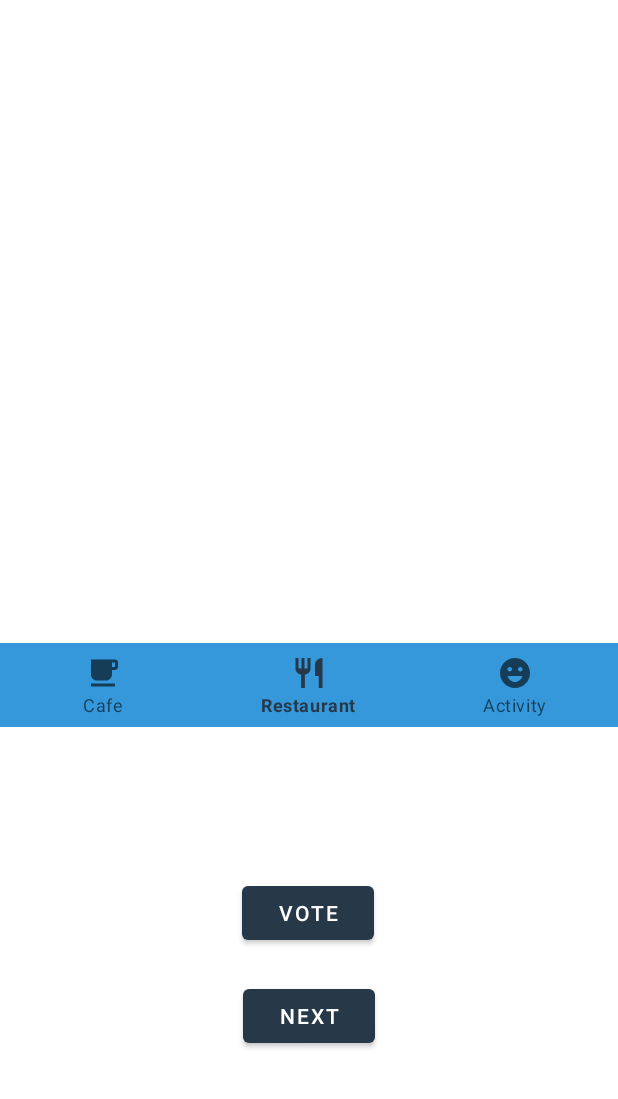
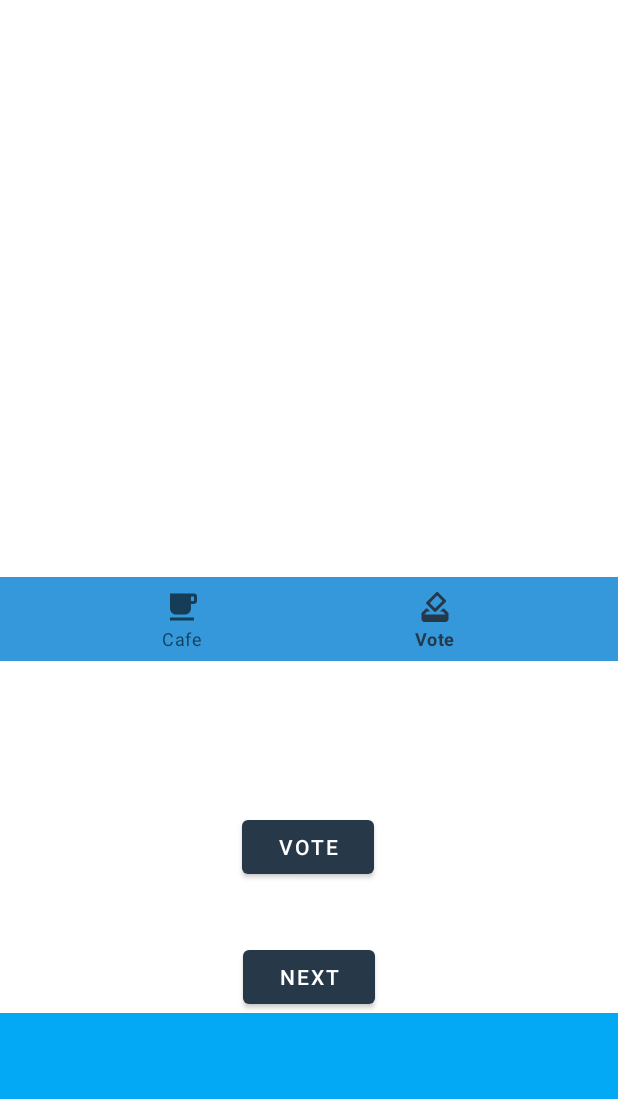
Before and after one commit to Capstone-Medium-Distance-App/Capstone-MDA-Android, an Android app: the fragment LocationMainFragment placed in its activity, item 2 of the bottom bar chosen, on a phone screen of 412 x 824 dp, the part 137-1236 px from its top. Run offline under Robolectric (Android 15) with nearby library versions, the light colour scheme and no system bars; libraries missing offline, so code that uses them is left out: com.google.maps.android, com.karumi.dexter.

Commit message:
ADD : MainView & MainVote && Update : mainFragment에 화면 바텀내비추가

```diff
--- a/app/src/main/java/com/example/capstonedesign/MainActivity.java
+++ b/app/src/main/java/com/example/capstonedesign/MainActivity.java
@@ -32,11 +32,7 @@ public class MainActivity extends AppCompatActivity {
 
         bottomNavigationView.setOnNavigationItemSelectedListener(new ItemSelectedListener());
     }
-    public void replaceFragment(Fragment fragment) {
-        FragmentManager fragmentManager = getSupportFragmentManager();
-        FragmentTransaction fragmentTransaction = fragmentManager.beginTransaction();
-        fragmentTransaction.replace(R.id.frameLayout, fragment).commit();      // Fragment로 사용할 MainActivity내의 layout공간을 선택합니다.
-    }
+
     class ItemSelectedListener implements BottomNavigationView.OnNavigationItemSelectedListener{
         @Override
         public boolean onNavigationItemSelected(@NonNull MenuItem menuItem) {
@@ -60,4 +56,9 @@ public class MainActivity extends AppCompatActivity {
             return true;
         }
     }
+    public void replaceFragment(Fragment fragment) {
+        FragmentManager fragmentManager = getSupportFragmentManager();
+        FragmentTransaction fragmentTransaction = fragmentManager.beginTransaction();
+        fragmentTransaction.replace(R.id.frameLayout, fragment).commit();      // Fragment로 사용할 MainActivity내의 layout공간을 선택합니다.
+    }
 }
--- a/app/src/main/java/com/example/capstonedesign/mainFeature/LocationMainFragment.java
+++ b/app/src/main/java/com/example/capstonedesign/mainFeature/LocationMainFragment.java
@@ -27,7 +27,11 @@ import androidx.appcompat.widget.Toolbar;
 import androidx.core.app.ActivityCompat;
 import androidx.core.content.ContextCompat;
 import androidx.fragment.app.Fragment;
+import androidx.fragment.app.FragmentManager;
+import androidx.fragment.app.FragmentTransaction;
 
+import com.example.capstonedesign.CalendarFragment;
+import com.example.capstonedesign.MainActivity;
 import com.example.capstonedesign.R;
 import com.example.capstonedesign.Retrofit.DTO.userEnter;
 import com.example.capstonedesign.Retrofit.MainFlowService;
@@ -42,6 +46,7 @@ import com.google.android.gms.maps.model.LatLng;
 import com.google.android.gms.maps.model.MarkerOptions;
 import com.google.android.gms.maps.model.Polyline;
 import com.google.android.gms.maps.model.PolylineOptions;
+import com.google.android.material.bottomnavigation.BottomNavigationView;
 import com.google.gson.Gson;
 import com.google.gson.GsonBuilder;
 import com.google.maps.android.ui.IconGenerator;
@@ -60,7 +65,8 @@ import retrofit2.converter.gson.GsonConverterFactory;
 
 public class LocationMainFragment extends Fragment implements OnMapReadyCallback,TaskLoadedCallback,LocationListener {
 
-
+    private LocationMainViewFragment fragmentView = new LocationMainViewFragment();
+    private LocationMainVoteFragment fragmentVote = new LocationMainVoteFragment();
     private GoogleMap googleMap;
     private Retrofit retrofit;
     private MapView mapView;
@@ -81,11 +87,41 @@ public class LocationMainFragment extends Fragment implements OnMapReadyCallback
         return fragment;
     }
 
+    class ItemSelectedListener implements BottomNavigationView.OnNavigationItemSelectedListener{
+        @Override
+        public boolean onNavigationItemSelected(@NonNull MenuItem menuItem) {
+            FragmentTransaction transaction = getChildFragmentManager().beginTransaction();
+
+            switch(menuItem.getItemId())
+            {
+                case R.id.cafe:
+                    Toast.makeText(getActivity(),"CCCCCCCCC",Toast.LENGTH_SHORT).show();
+                    transaction.replace(R.id.main_location_FrameLayout, fragmentView);
+                    transaction.commit();
+                    break;
+                case R.id.vote:
+                    transaction.replace(R.id.main_location_FrameLayout, fragmentVote);
+                    transaction.commit();
+                    break;
+            }
+            return true;
+        }
+    }
     @Override
     public View onCreateView(LayoutInflater inflater, ViewGroup container, Bundle savedInstanceState) {
 
+
+
         ViewGroup rootView = (ViewGroup) inflater.inflate(R.layout.fragment_location_main, container, false);
-         txt_ex2 = new TextView(getContext());
+
+        BottomNavigationView bottomNavigationView = rootView.findViewById(R.id.bottomNavi_main_location);
+        FragmentTransaction transaction = getChildFragmentManager().beginTransaction();
+        transaction.replace(R.id.main_location_FrameLayout, fragmentView);
+        transaction.commit();
+        bottomNavigationView.setOnNavigationItemSelectedListener(new ItemSelectedListener());
+
+
+        txt_ex2 = new TextView(getContext());
         txt_ex2.setText("승원이네야");
         SupportMapFragment mapFragment = (SupportMapFragment) this.getChildFragmentManager()
                 .findFragmentById(R.id.mapView);
--- /dev/null
+++ b/app/src/main/java/com/example/capstonedesign/mainFeature/LocationMainViewFragment.java
@@ -0,0 +1,26 @@
+package com.example.capstonedesign.mainFeature;
+
+import android.os.Bundle;
+
+import androidx.fragment.app.Fragment;
+
+import android.view.LayoutInflater;
+import android.view.View;
+import android.view.ViewGroup;
+
+import com.example.capstonedesign.R;
+
+
+public class LocationMainViewFragment extends Fragment {
+
+    public LocationMainViewFragment() {
+    }
+
+    @Override
+    public View onCreateView(LayoutInflater inflater, ViewGroup container,
+                             Bundle savedInstanceState) {
+        ViewGroup rootView = (ViewGroup) inflater.inflate(R.layout.fragment_location_main_view, container, false);
+
+        return rootView;
+    }
+}
--- /dev/null
+++ b/app/src/main/java/com/example/capstonedesign/mainFeature/LocationMainVoteFragment.java
@@ -0,0 +1,28 @@
+package com.example.capstonedesign.mainFeature;
+
+import android.os.Bundle;
+
+import androidx.fragment.app.Fragment;
+
+import android.view.LayoutInflater;
+import android.view.View;
+import android.view.ViewGroup;
+
+import com.example.capstonedesign.R;
+
+
+public class LocationMainVoteFragment extends Fragment {
+
+
+
+    public LocationMainVoteFragment() { }
+
+
+
+    @Override
+    public View onCreateView(LayoutInflater inflater, ViewGroup container, Bundle savedInstanceState) {
+        ViewGroup rootView = (ViewGroup) inflater.inflate(R.layout.fragment_location_main_vote, container, false);
+
+        return rootView;
+    }
+}
--- /dev/null
+++ b/app/src/main/res/drawable/ic_main_vote_24.xml
@@ -0,0 +1,10 @@
+<vector xmlns:android="http://schemas.android.com/apk/res/android"
+    android:width="24dp"
+    android:height="24dp"
+    android:viewportWidth="24"
+    android:viewportHeight="24"
+    android:tint="?attr/colorControlNormal">
+  <path
+      android:fillColor="@android:color/white"
+      android:pathData="M18,13h-0.68l-2,2h1.91L19,17L5,17l1.78,-2h2.05l-2,-2L6,13l-3,3v4c0,1.1 0.89,2 1.99,2L19,22c1.1,0 2,-0.89 2,-2v-4l-3,-3zM17,7.95l-4.95,4.95 -3.54,-3.54 4.95,-4.95L17,7.95zM12.76,2.29L6.39,8.66c-0.39,0.39 -0.39,1.02 0,1.41l4.95,4.95c0.39,0.39 1.02,0.39 1.41,0l6.36,-6.36c0.39,-0.39 0.39,-1.02 0,-1.41L14.16,2.3c-0.38,-0.4 -1.01,-0.4 -1.4,-0.01z"/>
+</vector>
--- a/app/src/main/res/layout/fragment_location_main.xml
+++ b/app/src/main/res/layout/fragment_location_main.xml
@@ -19,8 +19,9 @@
         android:layout_width="match_parent"
         android:layout_height="0dp"
         app:layout_constraintBottom_toTopOf="@+id/location_main_LinearLayout"
-        app:layout_constraintTop_toBottomOf="@+id/toolbar"
-        tools:layout_editor_absoluteX="0dp" />
+        app:layout_constraintEnd_toEndOf="parent"
+        app:layout_constraintStart_toStartOf="parent"
+        app:layout_constraintTop_toBottomOf="@+id/toolbar" />
 
     <LinearLayout
         android:id="@+id/location_main_LinearLayout"
@@ -35,6 +36,7 @@
         app:layout_constraintTop_toBottomOf="@+id/mapView">
 
         <com.google.android.material.bottomnavigation.BottomNavigationView
+            android:id="@+id/bottomNavi_main_location"
             android:layout_width="match_parent"
             android:layout_height="match_parent"
             android:background="@color/bluebtn"
@@ -46,13 +48,12 @@
         android:id="@+id/btn_locationmain_test"
         android:layout_width="wrap_content"
         android:layout_height="wrap_content"
-        android:layout_marginBottom="100dp"
+        android:layout_marginBottom="144dp"
         android:text="vote"
         app:layout_constraintBottom_toBottomOf="parent"
         app:layout_constraintEnd_toEndOf="parent"
         app:layout_constraintHorizontal_bias="0.498"
-        app:layout_constraintStart_toStartOf="parent"
-        app:layout_constraintTop_toBottomOf="@+id/location_main_LinearLayout" />
+        app:layout_constraintStart_toStartOf="parent" />
 
     <Button
         android:id="@+id/btn_locationmain_test2"
@@ -65,4 +66,16 @@
         app:layout_constraintTop_toBottomOf="@+id/btn_locationmain_test"
         app:layout_constraintVertical_bias="0.403" />
 
+    <FrameLayout
+        android:id="@+id/main_location_FrameLayout"
+        android:layout_width="match_parent"
+        android:layout_height="0dp"
+        app:layout_constraintBottom_toBottomOf="parent"
+        app:layout_constraintEnd_toEndOf="parent"
+        app:layout_constraintHorizontal_bias="0.0"
+        app:layout_constraintStart_toStartOf="parent"
+        app:layout_constraintTop_toBottomOf="@+id/btn_locationmain_test2">
+
+    </FrameLayout>
+
 </androidx.constraintlayout.widget.ConstraintLayout>
--- /dev/null
+++ b/app/src/main/res/layout/fragment_location_main_view.xml
@@ -0,0 +1,8 @@
+<?xml version="1.0" encoding="utf-8"?>
+<androidx.constraintlayout.widget.ConstraintLayout xmlns:android="http://schemas.android.com/apk/res/android"
+    xmlns:app="http://schemas.android.com/apk/res-auto"
+    xmlns:tools="http://schemas.android.com/tools"
+    android:layout_width="match_parent"
+    android:layout_height="match_parent"
+    android:background="#703131"
+    tools:context=".mainFeature.LocationMainViewFragment" />
--- /dev/null
+++ b/app/src/main/res/layout/fragment_location_main_vote.xml
@@ -0,0 +1,8 @@
+<?xml version="1.0" encoding="utf-8"?>
+<androidx.constraintlayout.widget.ConstraintLayout xmlns:android="http://schemas.android.com/apk/res/android"
+    xmlns:app="http://schemas.android.com/apk/res-auto"
+    xmlns:tools="http://schemas.android.com/tools"
+    android:layout_width="match_parent"
+    android:layout_height="match_parent"
+    android:background="#03A9F4"
+    tools:context=".mainFeature.LocationMainVoteFragment" />
--- a/app/src/main/res/menu/main_menu.xml
+++ b/app/src/main/res/menu/main_menu.xml
@@ -6,14 +6,10 @@
         android:icon="@drawable/ic_cafe_24"
         />
     <item
-        android:id="@+id/restaurant"
-        android:title="Restaurant"
-        android:icon="@drawable/ic_restaurant_24"
+        android:id="@+id/vote"
+        android:title="Vote"
+        android:icon="@drawable/ic_main_vote_24"
 
         />
-    <item
-        android:id="@+id/play"
-        android:title="Activity"
-        android:icon="@drawable/ic_play_24"
-        />
+
 </menu>
```
